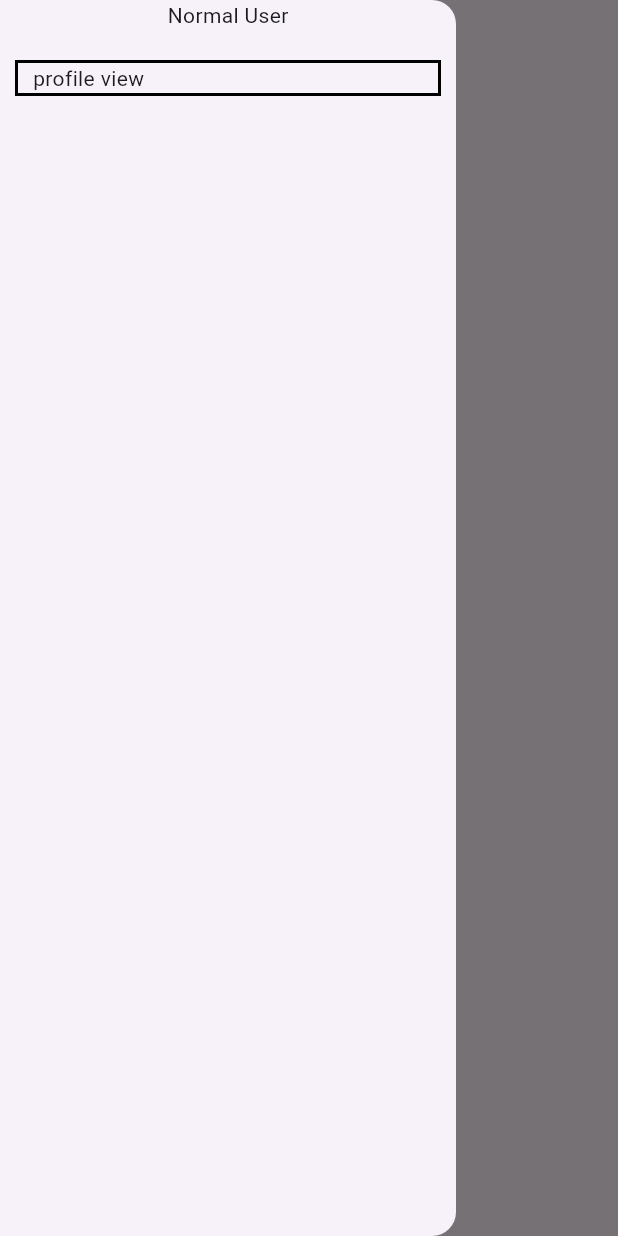
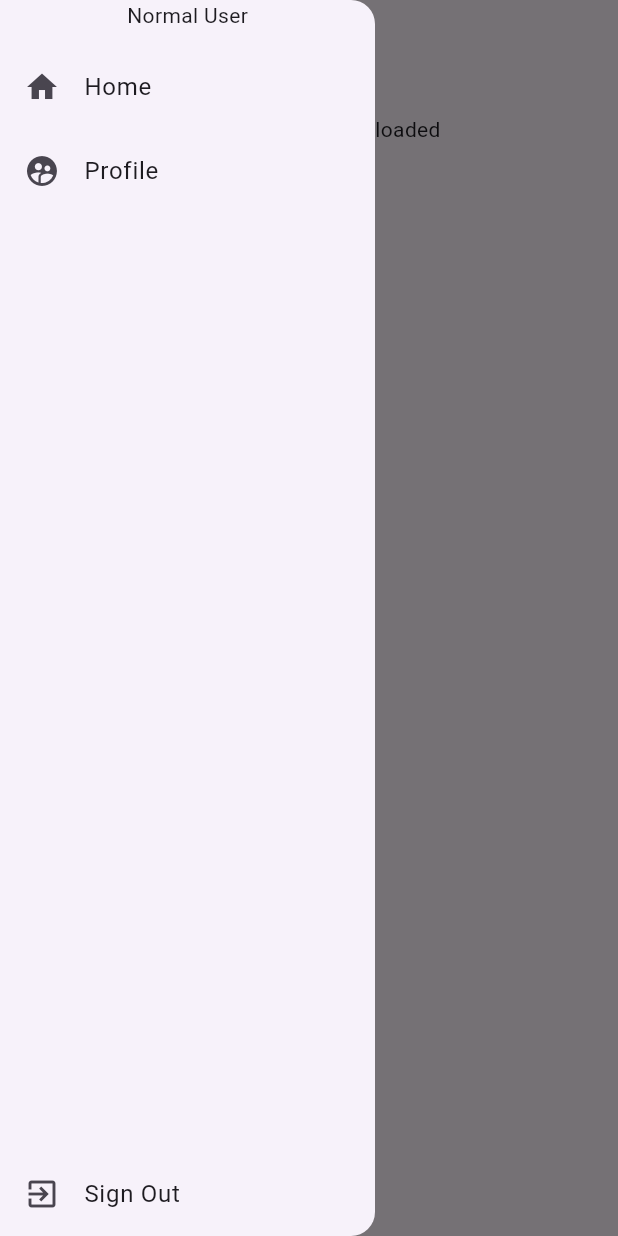
Before and after one commit to RecepAsIan/food_app, a Flutter app: the HomeView screen opened directly, with the side drawer open, on a phone screen of 412 x 824 dp. Run offline on Flutter 3.47's test engine with Material 3 defaults, Android fonts, the light colour scheme and no system bars; our stand-ins replace cloud_firestore, firebase_auth, firebase_core, flutter_riverpod; accounts and stored records are empty; network calls fail.

Commit message:
new changes

```diff
--- a/lib/feature/admin/admin_view/admin_view.dart
+++ b/lib/feature/admin/admin_view/admin_view.dart
@@ -1,5 +1,6 @@
 import 'package:eat_meat/feature/admin/admin_view/admin_riverpod.dart';
 import 'package:eat_meat/product/widgets/admin/admin_inkwell.dart';
+import 'package:eat_meat/product/widgets/drawer/my_drawer.dart';
 import 'package:flutter/material.dart';
 import 'package:flutter_riverpod/flutter_riverpod.dart';
 
@@ -17,6 +18,7 @@ class AdminView extends ConsumerWidget {
           title: const Text('Admin View'),
           centerTitle: true,
         ),
+        drawer: MyDrawer(),
         body: GridView.builder(
           gridDelegate: const SliverGridDelegateWithFixedCrossAxisCount(
             crossAxisCount: 2,
--- a/lib/feature/home/adress_or_home/adress/address_view.dart
+++ b/lib/feature/home/adress_or_home/adress/address_view.dart
@@ -51,7 +51,7 @@ class _AddressViewState extends State<AddressView> with AddressMixin {
                   padding: AppPadding.paddingTopLow,
                   child: MyTextField(
                     controller: neighbourhood,
-                    hintText: 'neighbourhood',
+                    hintText: 'neighborhood',
                   ),
                 ),
                 Padding(
--- a/lib/feature/profile/profile_view.dart
+++ b/lib/feature/profile/profile_view.dart
@@ -1,5 +1,7 @@
 import 'package:eat_meat/feature/profile/profile_riverpod.dart';
 import 'package:eat_meat/product/utility/padding.dart';
+import 'package:eat_meat/product/widgets/drawer/my_drawer.dart';
+import 'package:eat_meat/product/widgets/profile_stream.dart';
 import 'package:flutter/material.dart';
 import 'package:flutter_riverpod/flutter_riverpod.dart';
 
@@ -21,12 +23,14 @@ class _ProfileViewState extends ConsumerState<ProfileView> {
     return Scaffold(
       appBar: AppBar(
         title: Text('ProfileView'),
+        centerTitle: true,
       ),
+      drawer: MyDrawer(),
       body: Padding(
         padding: AppPadding.pagePaddingLow,
         child: Column(
           children: [
-            Text('asdasd'),
+            ProfileStream(),
           ],
         ),
       ),
--- a/lib/main.dart
+++ b/lib/main.dart
@@ -11,7 +11,6 @@ void main() async {
 class MyApp extends StatelessWidget {
   const MyApp({super.key});
 
-  // This widget is the root of your application.
   @override
   Widget build(BuildContext context) {
     return MaterialApp(
--- a/lib/product/widgets/drawer/draver_container.dart
+++ /dev/null
@@ -1,38 +0,0 @@
-import 'package:eat_meat/feature/profile/profile_view.dart';
-import 'package:eat_meat/product/utility/padding.dart';
-import 'package:flutter/material.dart';
-
-class DrawerContainer extends StatelessWidget {
-  const DrawerContainer({super.key});
-
-  @override
-  Widget build(BuildContext context) {
-    return Padding(
-      padding: AppPadding.pagePaddingLow,
-      child: Container(
-        decoration: BoxDecoration(
-          border: Border.all(color: Colors.black, width: 2),
-        ),
-        child: Padding(
-          padding: AppPadding.pagePaddingLow,
-          child: Row(
-            children: [
-              Expanded(
-                child: InkWell(
-                  onTap: () {
-                    Navigator.of(context).push(
-                      MaterialPageRoute(
-                        builder: (context) => const ProfileView(),
-                      ),
-                    );
-                  },
-                  child: const Text('profile view'),
-                ),
-              ),
-            ],
-          ),
-        ),
-      ),
-    );
-  }
-}
--- /dev/null
+++ b/lib/product/widgets/drawer/drawer_inkwell.dart
@@ -0,0 +1,30 @@
+import 'package:flutter/material.dart';
+
+class DrawerInkwell extends StatelessWidget {
+  const DrawerInkwell({
+    super.key,
+    required this.text,
+    required this.widget,
+    required this.icon,
+  });
+  final String text;
+  final Widget widget;
+  final Icon icon;
+
+  @override
+  Widget build(BuildContext context) {
+    return InkWell(
+      onTap: () {
+        Navigator.of(context).push(
+          MaterialPageRoute(
+            builder: (context) => widget,
+          ),
+        );
+      },
+      child: ListTile(
+        leading: icon,
+        title: Text(text),
+      ),
+    );
+  }
+}
--- /dev/null
+++ b/lib/product/widgets/drawer/drawer_signout.dart
@@ -0,0 +1,17 @@
+import 'package:firebase_auth/firebase_auth.dart';
+import 'package:flutter/material.dart';
+
+class DrawerSignOut extends StatelessWidget {
+  const DrawerSignOut({super.key});
+
+  @override
+  Widget build(BuildContext context) {
+    return InkWell(
+      onTap: () => FirebaseAuth.instance.signOut(),
+      child: ListTile(
+        leading: Icon(Icons.exit_to_app_outlined),
+        title: Text('Sign Out'),
+      ),
+    );
+  }
+}
--- a/lib/product/widgets/drawer/my_drawer.dart
+++ b/lib/product/widgets/drawer/my_drawer.dart
@@ -1,6 +1,8 @@
-import 'package:eat_meat/product/utility/padding.dart';
+import 'package:eat_meat/feature/home/home_view.dart';
+import 'package:eat_meat/feature/profile/profile_view.dart';
 import 'package:eat_meat/product/widgets/drawer/admin_drawer_container.dart';
-import 'package:eat_meat/product/widgets/drawer/draver_container.dart';
+import 'package:eat_meat/product/widgets/drawer/drawer_inkwell.dart';
+import 'package:eat_meat/product/widgets/drawer/drawer_signout.dart';
 import 'package:flutter/material.dart';
 
 class MyDrawer extends StatelessWidget {
@@ -11,17 +13,27 @@ class MyDrawer extends StatelessWidget {
   @override
   Widget build(BuildContext context) {
     return const Drawer(
+      width: 250,
       child: SafeArea(
         child: Column(
           children: [
-            SizedBox(
-              child: Text('Normal User'),
+            Expanded(
+              child: Column(
+                children: [
+                  SizedBox(
+                    child: Text('Normal User'),
+                  ),
+                  AdminContainer(),
+                  DrawerInkwell(
+                      text: 'Home', icon: Icon(Icons.home), widget: HomeView()),
+                  DrawerInkwell(
+                      text: 'Profile',
+                      icon: Icon(Icons.supervised_user_circle),
+                      widget: ProfileView()),
+                ],
+              ),
             ),
-            Padding(
-              padding: AppPadding.paddingBottomLow,
-              child: AdminContainer(),
-            ),
-            DrawerContainer()
+            DrawerSignOut()
           ],
         ),
       ),
```
Also changed, not shown: lib/feature/home/adress_or_home/adress/adress_mixin.dart (+12 -0 lines), lib/feature/profile/profile_riverpod.dart (+5 -11 lines), lib/product/widgets/drawer/admin_drawer_container.dart (+4 -19 lines), lib/product/widgets/profile_stream.dart (added, +49 -0 lines).
